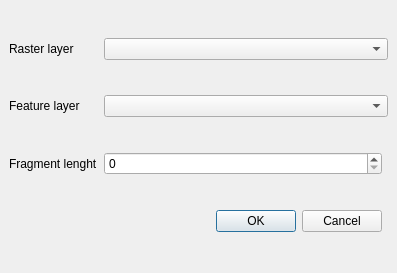
Qt form roadslopeplugin/Road_slope_plugin_dockwidget_base.ui (ctu-fgis/2018-f-qgis-slope) before a commit.
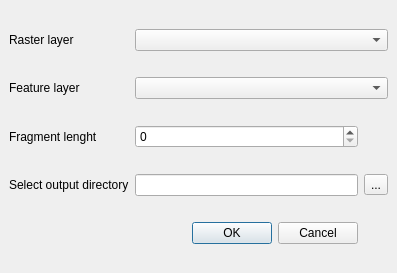
The same form after that commit.

The edit to the form file:
```diff
--- a/roadslopeplugin/Road_slope_plugin_dockwidget_base.ui
+++ b/roadslopeplugin/Road_slope_plugin_dockwidget_base.ui
@@ -25,6 +25,12 @@
       </property>
      </widget>
     </item>
+    <item row="0" column="1" colspan="2">
+     <widget class="QComboBox" name="comboBox_2"/>
+    </item>
+    <item row="2" column="1">
+     <widget class="QSpinBox" name="spinBox"/>
+    </item>
     <item row="1" column="0">
      <widget class="QLabel" name="label">
       <property name="text">
@@ -39,19 +45,30 @@
       </property>
      </widget>
     </item>
-    <item row="2" column="1">
-     <widget class="QSpinBox" name="spinBox"/>
-    </item>
-    <item row="0" column="1" colspan="2">
-     <widget class="QComboBox" name="comboBox_2"/>
-    </item>
-    <item row="3" column="1">
+    <item row="4" column="1">
      <widget class="QDialogButtonBox" name="buttonBox">
       <property name="standardButtons">
        <set>QDialogButtonBox::Cancel|QDialogButtonBox::Ok</set>
       </property>
      </widget>
     </item>
+    <item row="3" column="1">
+     <widget class="QLineEdit" name="lineEdit"/>
+    </item>
+    <item row="3" column="2">
+     <widget class="QToolButton" name="toolButton">
+      <property name="text">
+       <string>...</string>
+      </property>
+     </widget>
+    </item>
+    <item row="3" column="0">
+     <widget class="QLabel" name="label_4">
+      <property name="text">
+       <string>Select output directory</string>
+      </property>
+     </widget>
+    </item>
    </layout>
   </widget>
  </widget>
```
